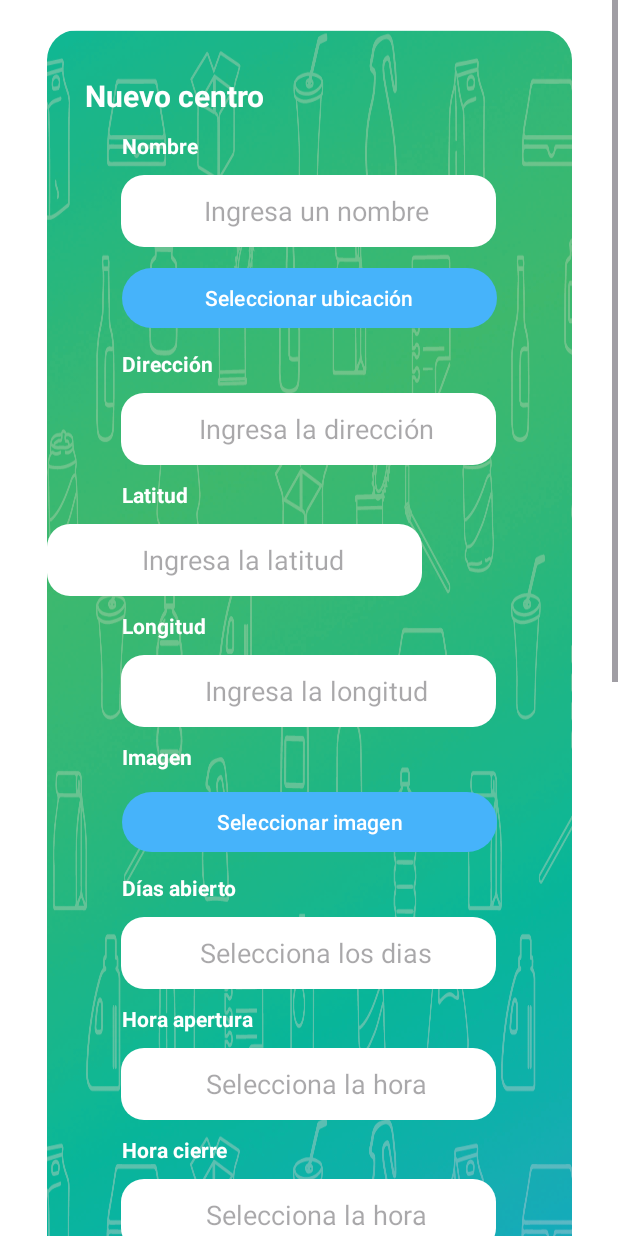
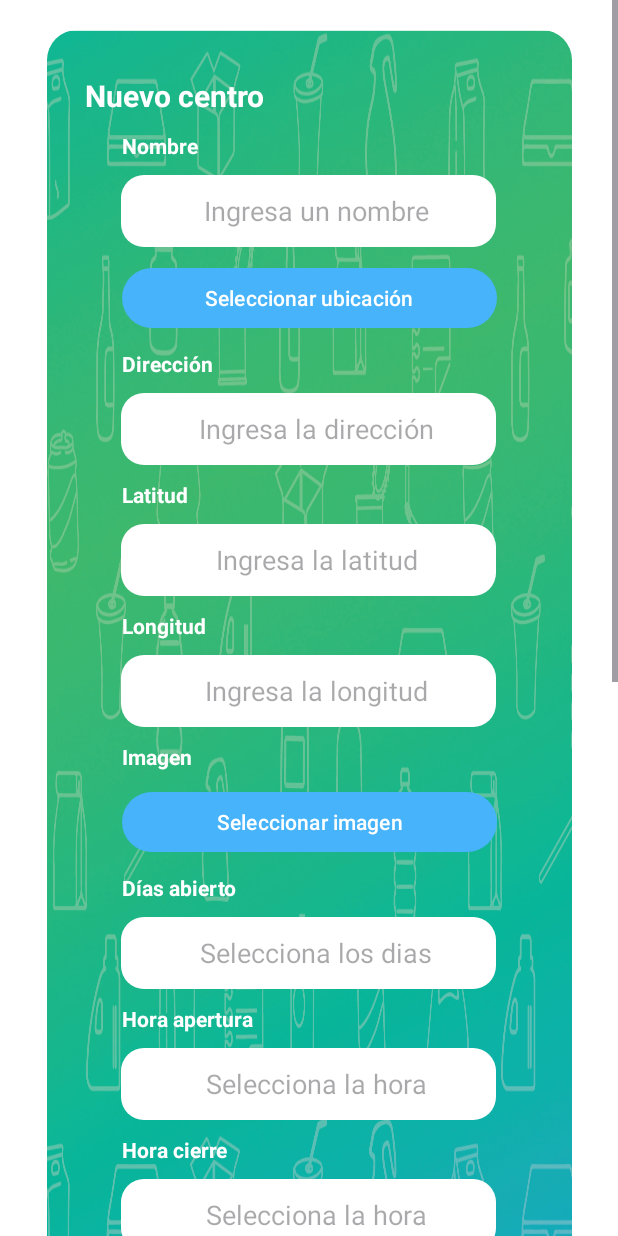
Before and after one commit to LFelipe06/GreenCarson_AndroidApp, an Android app: the layout fragment_add_center.xml on its own in the app's theme, with its tools: preview values and no code run, on a phone screen of 412 x 824 dp. Run offline under Robolectric (Android 15) with nearby library versions, the phone set to English and light mode, and no system bars.

Commit message:
Fix unwanted change

```diff
--- a/app/src/main/res/layout/fragment_add_center.xml
+++ b/app/src/main/res/layout/fragment_add_center.xml
@@ -217,7 +217,7 @@
 
                 app:layout_constraintBottom_toBottomOf="parent"
                 app:layout_constraintEnd_toEndOf="parent"
-                app:layout_constraintHorizontal_bias="0.0"
+                app:layout_constraintHorizontal_bias="0.496"
                 app:layout_constraintStart_toStartOf="parent"
                 app:layout_constraintTop_toBottomOf="@+id/textViewTelefono"
                 app:layout_constraintVertical_bias="0.0"
```
